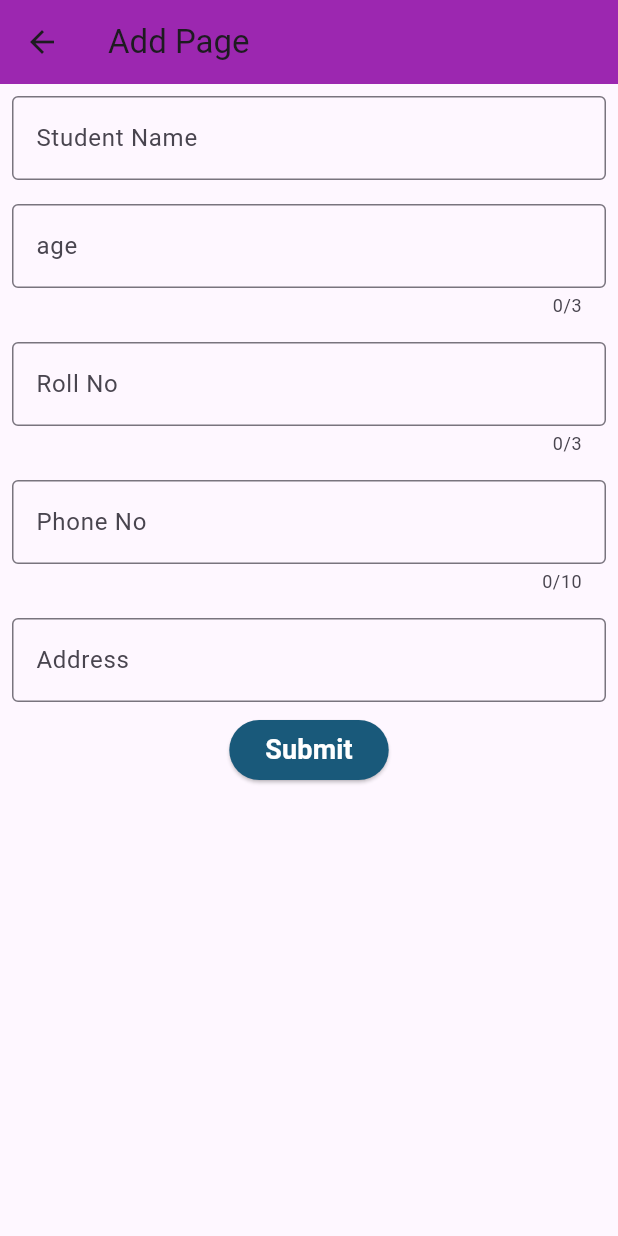
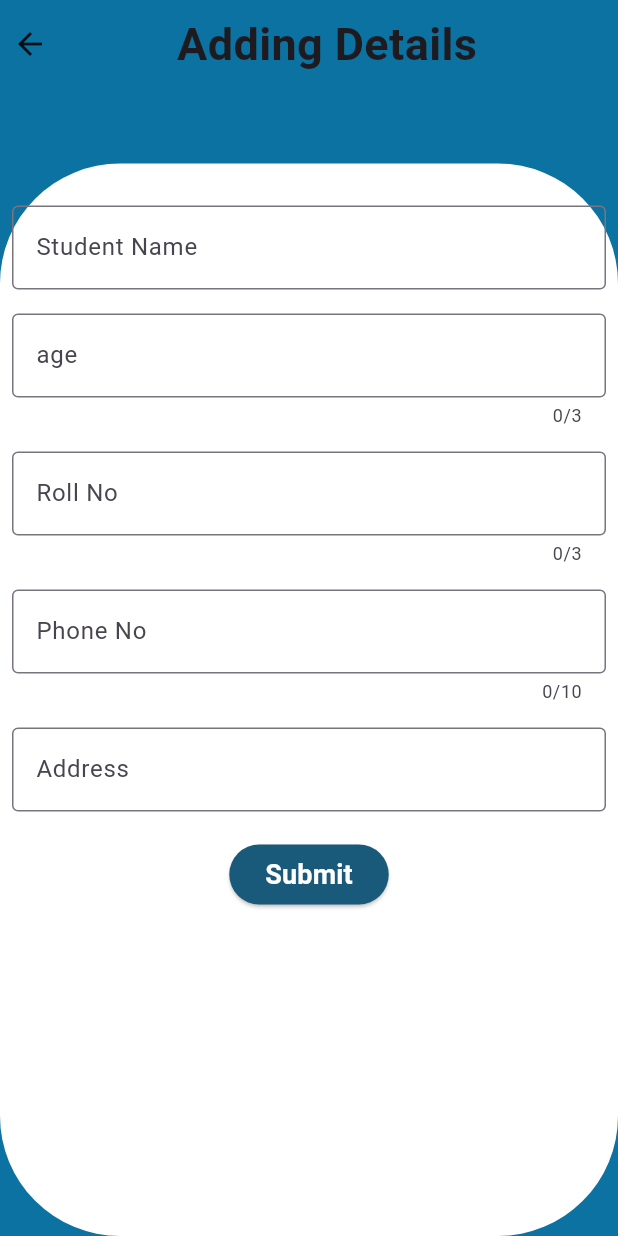
Before and after one commit to Ameer-Anas99/Student_Details_Fire_Base, a Flutter app: the AddPage screen opened by its route, on a phone screen of 412 x 824 dp. Run offline on Flutter 3.47's test engine with Material 3 defaults, Android fonts, the phone set to English and light mode, and no system bars.

Commit message:
ui complete

```diff
--- a/student_details/lib/add_details.dart
+++ b/student_details/lib/add_details.dart
@@ -1,4 +1,6 @@
+import 'package:flutter/cupertino.dart';
 import 'package:flutter/material.dart';
+import 'package:flutter/widgets.dart';
 
 class AddPage extends StatefulWidget {
   const AddPage({super.key});
@@ -11,18 +13,59 @@ class _AddPageState extends State<AddPage> {
   @override
   Widget build(BuildContext context) {
     return Scaffold(
-      appBar: AppBar(
-        title: const Text("Add Page"),
-        backgroundColor: Colors.purple,
+      backgroundColor: const Color.fromARGB(255, 12, 114, 161),
+      body: Column(
+        children: [
+          Padding(
+            padding: EdgeInsets.all(8.0),
+            child: Row(
+              children: [
+                GestureDetector(
+                  onTap: () {
+                    Navigator.of(context).pop();
+                  },
+                  child: Icon(Icons.arrow_back),
                 ),
-      body: SingleChildScrollView(
+                Expanded(
+                  child: Center(
+                    child: Text(
+                      "Adding Details",
+                      style:
+                          TextStyle(fontSize: 30, fontWeight: FontWeight.bold),
+                    ),
+                  ),
+                ),
+              ],
+            ),
+          ),
+          const SizedBox(
+            width: double.infinity,
+            height: 50,
+          ),
+          Expanded(
+            child: Container(
+              color: Colors.transparent,
+              child: Container(
+                width: double.infinity,
+                decoration: const BoxDecoration(
+                    color: Colors.white,
+                    borderRadius: BorderRadius.only(
+                        topRight: Radius.circular(80),
+                        topLeft: Radius.circular(80),
+                        bottomLeft: Radius.circular(80),
+                        bottomRight: Radius.circular(80))),
+                child: SingleChildScrollView(
                   child: Column(
                     children: [
+                      const SizedBox(
+                        height: 20,
+                      ),
                       const Padding(
                         padding: EdgeInsets.all(8.0),
                         child: TextField(
                           decoration: InputDecoration(
-                    border: OutlineInputBorder(), label: Text("Student Name")),
+                              border: OutlineInputBorder(),
+                              label: Text("Student Name")),
                         ),
                       ),
                       const Padding(
@@ -37,7 +80,8 @@ class _AddPageState extends State<AddPage> {
                         padding: EdgeInsets.all(8.0),
                         child: TextField(
                           decoration: InputDecoration(
-                    border: OutlineInputBorder(), label: Text("Roll No")),
+                              border: OutlineInputBorder(),
+                              label: Text("Roll No")),
                           keyboardType: TextInputType.number,
                           maxLength: 3,
                         ),
@@ -46,7 +90,8 @@ class _AddPageState extends State<AddPage> {
                         padding: EdgeInsets.all(8.0),
                         child: TextField(
                           decoration: InputDecoration(
-                    border: OutlineInputBorder(), label: Text("Phone No")),
+                              border: OutlineInputBorder(),
+                              label: Text("Phone No")),
                           keyboardType: TextInputType.phone,
                           maxLength: 10,
                         ),
@@ -55,8 +100,12 @@ class _AddPageState extends State<AddPage> {
                         padding: EdgeInsets.all(8.0),
                         child: TextField(
                           decoration: InputDecoration(
-                    border: OutlineInputBorder(), label: Text("Address")),
+                              border: OutlineInputBorder(),
+                              label: Text("Address")),
                         ),
+                      ),
+                      const SizedBox(
+                        height: 10,
                       ),
                       ElevatedButton(
                           onPressed: () {},
@@ -73,6 +122,11 @@ class _AddPageState extends State<AddPage> {
                     ],
                   ),
                 ),
+              ),
+            ),
+          )
+        ],
+      ),
     );
   }
 }
```
Lines whose indentation alone changed are shown as unchanged.
